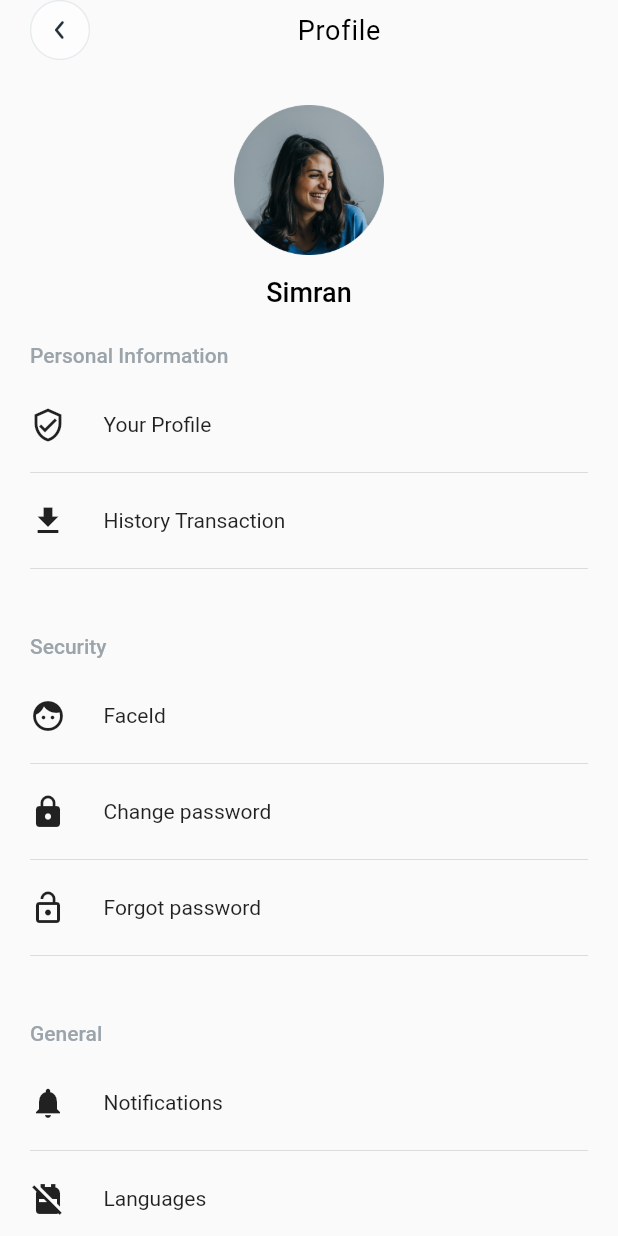
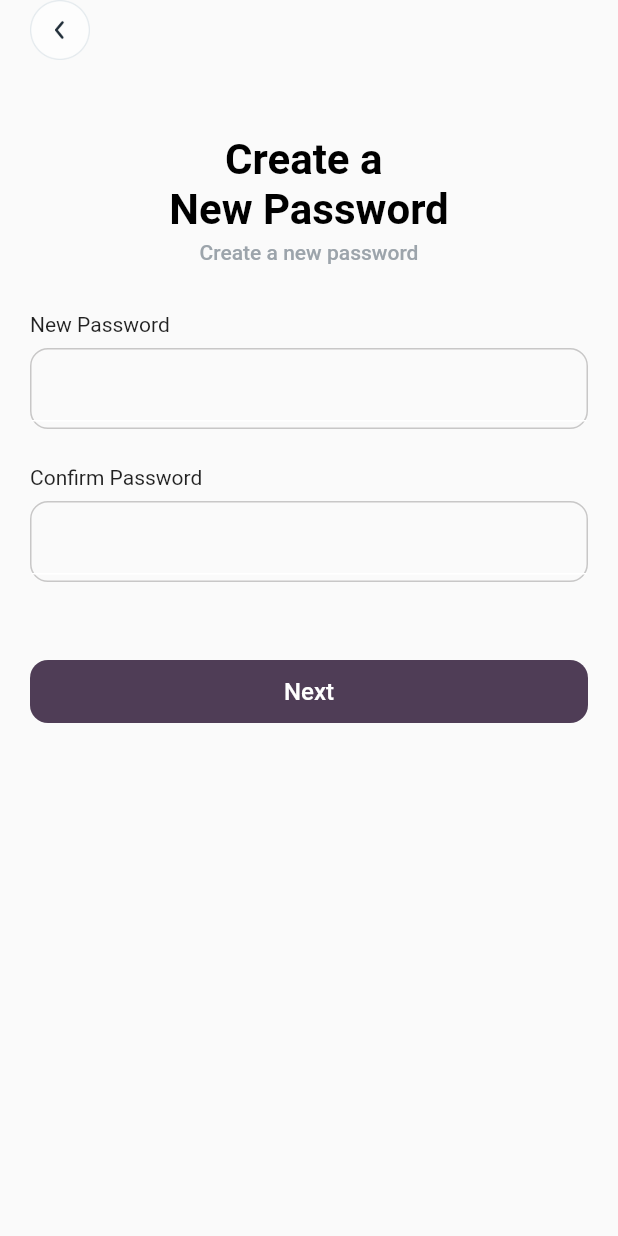
Before and after one commit to Robopicker/purse.ai, a Flutter app: the screen it shows after launch, on a phone screen of 412 x 824 dp. Run offline on Flutter 3.47's test engine with Material 2 defaults, Android fonts, the phone set to English and light mode, and no system bars; our stand-ins replace fl_chart, pinput.

Commit message:
created forgot password and create password page

```diff
--- a/lib/Navigation/Routes.dart
+++ b/lib/Navigation/Routes.dart
@@ -3,6 +3,8 @@ import 'package:purse_ai_app/Api/moneypage.dart';
 import 'package:purse_ai_app/Views/Login/LoginPage.dart';
 import 'package:purse_ai_app/Views/Login/OtpScreen.dart';
 import 'package:purse_ai_app/Views/Login/SignupPage.dart';
+import 'package:purse_ai_app/Views/Profile/CreatePassword.dart';
+import 'package:purse_ai_app/Views/Profile/ForgotPassword.dart';
 import 'package:purse_ai_app/Views/Profile/ProfilePage.dart';
 import 'package:purse_ai_app/Views/Send/SendMoneyPage.dart';
 import 'package:purse_ai_app/Views/Send/SendMoneySummaryPage.dart';
@@ -28,6 +30,10 @@ class RouteGenerator {
         return MaterialPageRoute(builder: ((context) => TransactionPage()));
       case '/profilePage':
         return MaterialPageRoute(builder: ((context) => ProfilePage()));
+      case '/forgotPassword':
+        return MaterialPageRoute(builder: ((context) => ForgotPassword()));
+      case '/createPassword':
+      return MaterialPageRoute(builder:  ((context) => CreatePassword()));
       default:
         return MaterialPageRoute(builder: ((context) => LoginPage()));
     }
--- /dev/null
+++ b/lib/Views/Profile/CreatePassword.dart
@@ -0,0 +1,63 @@
+import 'package:flutter/material.dart';
+import 'package:flutter/src/widgets/container.dart';
+import 'package:flutter/src/widgets/framework.dart';
+import 'package:purse_ai_app/Component/GenericButton.dart';
+import 'package:purse_ai_app/Component/GenericHeader.dart';
+import 'package:purse_ai_app/Component/InputFields.dart';
+
+class CreatePassword extends StatefulWidget {
+  const CreatePassword({super.key});
+
+  @override
+  State<CreatePassword> createState() => _MyWidgetState();
+}
+
+class _MyWidgetState extends State<CreatePassword> {
+  onBackPressed() {
+    Navigator.pop(context);
+  }
+  onNextClicked() {
+
+  }
+  Widget _mainContent() {
+    return Column(
+      children: [
+        GenericHeader(title: '', onBackPressed: onBackPressed),
+        SizedBox(height: 50,),
+        Text('Create a ', style: TextStyle(
+          fontSize: 28,
+          fontWeight: FontWeight.w600,
+          color: Colors.black
+        ),),
+        Text('New Password', style: TextStyle(
+          fontSize: 28,
+          fontWeight: FontWeight.w600,
+          color: Colors.black
+        ),),
+        SizedBox(height: 4,),
+        Text('Create a new password', style: TextStyle(
+          fontSize: 14,
+          fontWeight: FontWeight.w500,
+          color: Color.fromRGBO(156, 164, 171, 1)
+        ),),
+        SizedBox(height: 32,),
+        InputFields(info: 'New Password'),
+        SizedBox(height: 24,),
+        InputFields(info: 'Confirm Password'),
+        SizedBox(height: 20,),
+        GenericButton(title: 'Next', onCallback: onNextClicked)
+      ],
+    );
+  }
+  @override
+  Widget build(BuildContext context) {
+    return MaterialApp(
+      home: Scaffold(
+        body: SafeArea(child: SingleChildScrollView(child: Container(
+          padding: EdgeInsets.only(left: 20, right: 20),
+          child: _mainContent()
+        ,)),
+      )),
+    );
+  }
+}
--- /dev/null
+++ b/lib/Views/Profile/ForgotPassword.dart
@@ -0,0 +1,56 @@
+import 'package:flutter/material.dart';
+import 'package:flutter/src/widgets/container.dart';
+import 'package:flutter/src/widgets/framework.dart';
+import 'package:purse_ai_app/Component/GenericButton.dart';
+import 'package:purse_ai_app/Component/GenericHeader.dart';
+import 'package:purse_ai_app/Component/InputFields.dart';
+
+class ForgotPassword extends StatefulWidget {
+  const ForgotPassword({super.key});
+
+  @override
+  State<ForgotPassword> createState() => _MyWidgetState();
+}
+
+class _MyWidgetState extends State<ForgotPassword> {
+  onBackPressed() {
+    Navigator.pop(context);
+  }
+  onNextClicked() {
+
+  }
+  Widget _mainContent() {
+    return Column(
+      children: [
+        GenericHeader(title: '', onBackPressed: onBackPressed),
+        SizedBox(height: 50,),
+        Text('Forgot Password', style: TextStyle(
+          fontSize: 28,
+          fontWeight: FontWeight.w600,
+          color: Colors.black
+        ),),
+        SizedBox(height: 4,),
+        Text('Recover your account password', style: TextStyle(
+          fontSize: 14,
+          fontWeight: FontWeight.w500,
+          color: Color.fromRGBO(156, 164, 171, 1)
+        ),),
+        SizedBox(height: 32,),
+        InputFields(info: 'Email'),
+        SizedBox(height: 32,),
+        GenericButton(title: 'Next', onCallback: onNextClicked)
+      ],
+    );
+  }
+  @override
+  Widget build(BuildContext context) {
+    return MaterialApp(
+      home: Scaffold(
+        body: SafeArea(child: SingleChildScrollView(child: Container(
+          padding: EdgeInsets.only(left: 20, right: 20),
+          child: _mainContent()
+        ,)),
+      )),
+    );
+  }
+}
--- a/lib/main.dart
+++ b/lib/main.dart
@@ -13,7 +13,7 @@ class MyApp extends StatelessWidget {
   Widget build(BuildContext context) {
     return MaterialApp(
       debugShowCheckedModeBanner: false,
-      initialRoute: '/profilePage',
+      initialRoute: '/createPassword',
       onGenerateRoute: RouteGenerator.generateRoute,
       home: Scaffold(
         body: SafeArea(child: Container(child: Text('adszcsddscvcd'),)),
```
